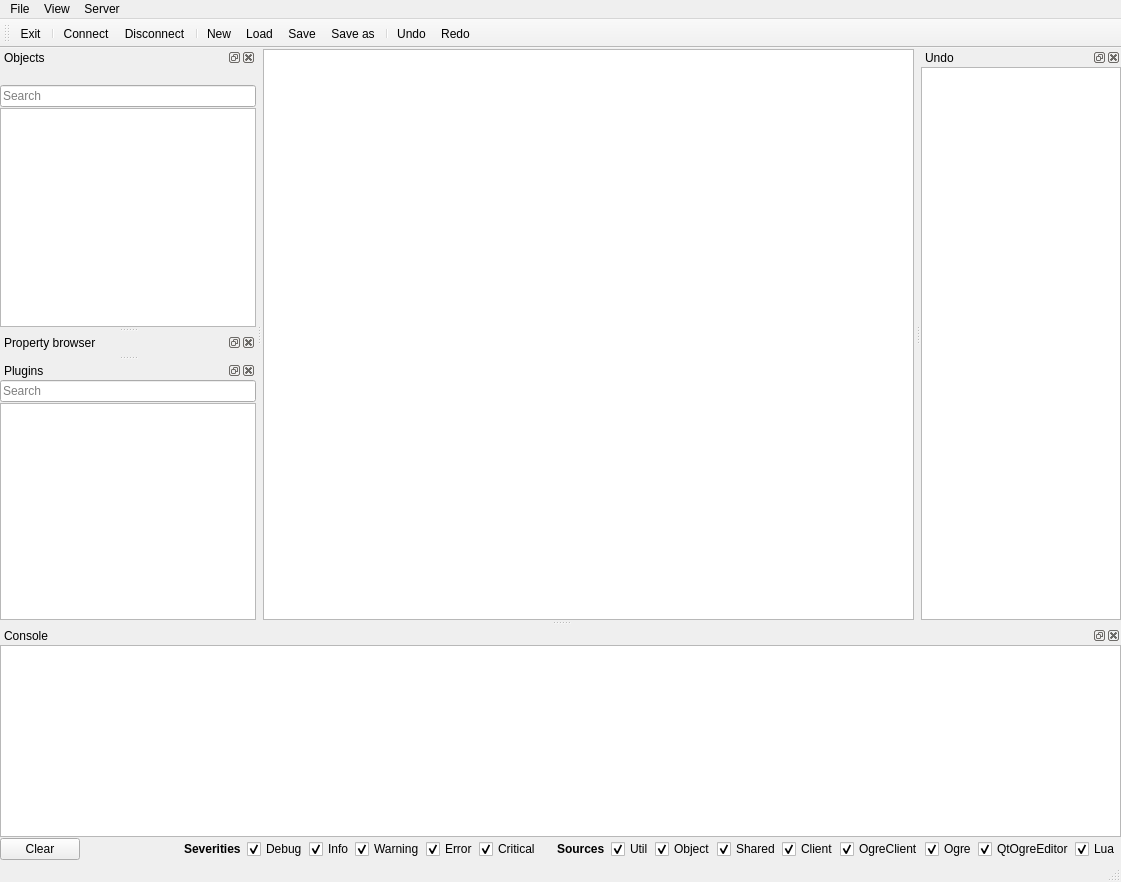
Qt form QtOgreEditor/qt/MainWindow.ui (Gohla/Diversia) before a commit.
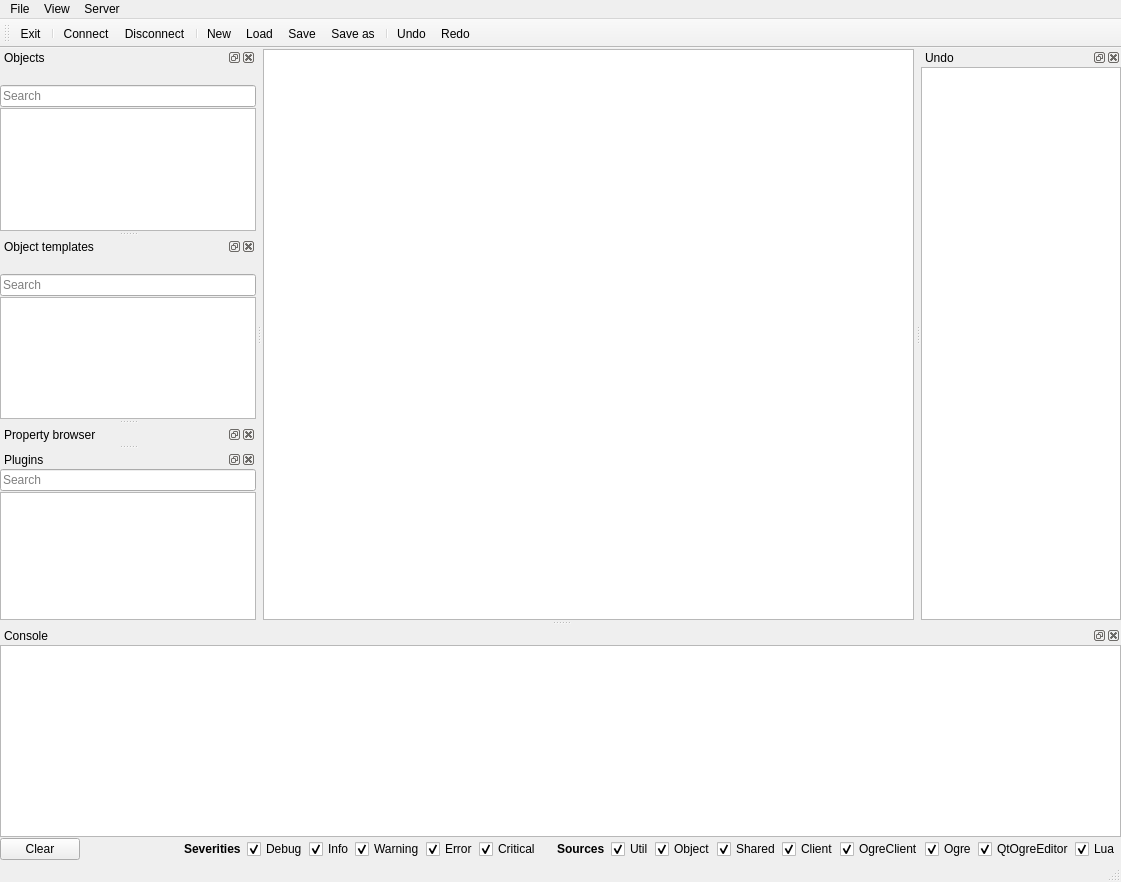
The same form after that commit. Icons and pictures are not drawn. Custom widgets are drawn as their Qt base class.

Commit message: Added editor classes for template manager plugin.

```diff
--- a/QtOgreEditor/qt/MainWindow.ui
+++ b/QtOgreEditor/qt/MainWindow.ui
@@ -222,6 +222,86 @@
     </layout>
    </widget>
   </widget>
+  <widget class="QDockWidget" name="objectTemplatesDock">
+   <property name="sizePolicy">
+    <sizepolicy hsizetype="Minimum" vsizetype="Minimum">
+     <horstretch>1</horstretch>
+     <verstretch>3</verstretch>
+    </sizepolicy>
+   </property>
+   <property name="maximumSize">
+    <size>
+     <width>440</width>
+     <height>524287</height>
+    </size>
+   </property>
+   <property name="features">
+    <set>QDockWidget::AllDockWidgetFeatures</set>
+   </property>
+   <property name="allowedAreas">
+    <set>Qt::LeftDockWidgetArea|Qt::RightDockWidgetArea</set>
+   </property>
+   <property name="windowTitle">
+    <string>Object templates</string>
+   </property>
+   <attribute name="dockWidgetArea">
+    <number>1</number>
+   </attribute>
+   <widget class="QWidget" name="objectTemplatesDockWidgetContents">
+    <layout class="QGridLayout" name="gridLayout">
+     <property name="margin">
+      <number>0</number>
+     </property>
+     <property name="spacing">
+      <number>1</number>
+     </property>
+     <item row="1" column="0">
+      <widget class="QLineEdit" name="editObjectTemplateSearch">
+       <property name="placeholderText">
+        <string>Search</string>
+       </property>
+      </widget>
+     </item>
+     <item row="2" column="0">
+      <widget class="Diversia::QtOgreEditor::ObjectTemplateTreeView" name="treeViewObjectTemplates">
+       <property name="maximumSize">
+        <size>
+         <width>440</width>
+         <height>16777215</height>
+        </size>
+       </property>
+      </widget>
+     </item>
+     <item row="0" column="0">
+      <widget class="QToolBar" name="toolBarObjectTemplate">
+       <property name="font">
+        <font>
+         <pointsize>7</pointsize>
+        </font>
+       </property>
+       <property name="windowTitle">
+        <string>Object toolbar</string>
+       </property>
+       <property name="movable">
+        <bool>false</bool>
+       </property>
+       <property name="iconSize">
+        <size>
+         <width>16</width>
+         <height>16</height>
+        </size>
+       </property>
+       <property name="toolButtonStyle">
+        <enum>Qt::ToolButtonFollowStyle</enum>
+       </property>
+       <property name="floatable">
+        <bool>false</bool>
+       </property>
+      </widget>
+     </item>
+    </layout>
+   </widget>
+  </widget>
   <widget class="QDockWidget" name="propertyBrowserDock">
    <property name="sizePolicy">
     <sizepolicy hsizetype="Minimum" vsizetype="Minimum">
@@ -867,6 +947,11 @@
     <slot>destroySelected()</slot>
    </slots>
   </customwidget>
+  <customwidget>
+   <class>Diversia::QtOgreEditor::ObjectTemplateTreeView</class>
+   <extends>QTreeView</extends>
+   <header>UI/ObjectTemplateTreeView.h</header>
+  </customwidget>
   <customwidget>
    <class>Diversia::QtOgreEditor::PluginTreeView</class>
    <extends>QTreeView</extends>
```
The commit also changes 13 other files.
